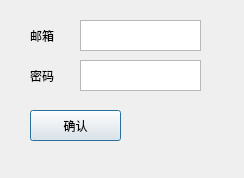
This is infrom.ui in grysgreat/QtMail as Qt 5 draws it before an edit. The edited form follows.
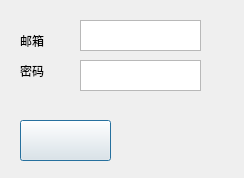
This is the edited form. Icons and pictures are not drawn.

The edit to the form file:
```diff
--- a/infrom.ui
+++ b/infrom.ui
@@ -13,6 +13,9 @@
   <property name="windowTitle">
    <string>Dialog</string>
   </property>
+  <property name="styleSheet">
+   <string notr="true">border-image: url(:/新建文件夹/bkd.png);</string>
+  </property>
   <widget class="QTextEdit" name="textEdit">
    <property name="geometry">
     <rect>
@@ -26,10 +29,10 @@
   <widget class="QLabel" name="label_2">
    <property name="geometry">
     <rect>
-     <x>30</x>
-     <y>70</y>
+     <x>20</x>
+     <y>60</y>
      <width>54</width>
-     <height>12</height>
+     <height>21</height>
     </rect>
    </property>
    <property name="text">
@@ -49,23 +52,26 @@
   <widget class="QPushButton" name="wqeww">
    <property name="geometry">
     <rect>
-     <x>30</x>
-     <y>110</y>
+     <x>20</x>
+     <y>120</y>
      <width>91</width>
-     <height>31</height>
+     <height>41</height>
     </rect>
    </property>
+   <property name="styleSheet">
+    <string notr="true">border-image: url(:/新建文件夹/确认.jpg);</string>
+   </property>
    <property name="text">
-    <string>确认</string>
+    <string/>
    </property>
   </widget>
   <widget class="QLabel" name="label">
    <property name="geometry">
     <rect>
-     <x>30</x>
+     <x>20</x>
      <y>30</y>
      <width>54</width>
-     <height>12</height>
+     <height>21</height>
     </rect>
    </property>
    <property name="text">
```
Left out of the diff: 6 changed lines with no effect on the pictures.
